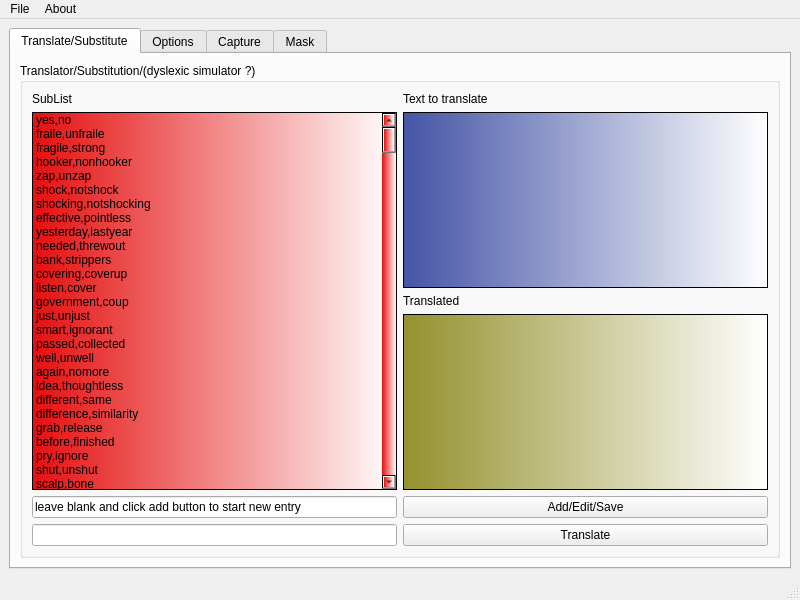
This is mainwindow.ui in netpipe/RightHand as Qt 5 draws it before an edit. The edited form follows.
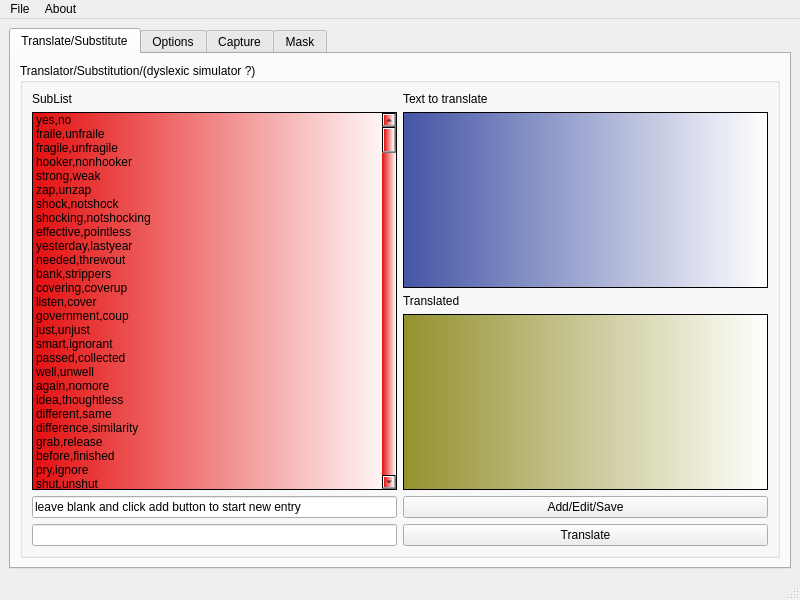
This is the edited form.

What changed in the file:
```diff
--- a/mainwindow.ui
+++ b/mainwindow.ui
@@ -113,7 +113,7 @@
              </item>
              <item>
               <property name="text">
-               <string>fragile,strong</string>
+               <string>fragile,unfragile</string>
               </property>
              </item>
              <item>
@@ -121,6 +121,11 @@
                <string>hooker,nonhooker</string>
               </property>
              </item>
+             <item>
+              <property name="text">
+               <string>strong,weak</string>
+              </property>
+             </item>
              <item>
               <property name="text">
                <string>zap,unzap</string>
```
